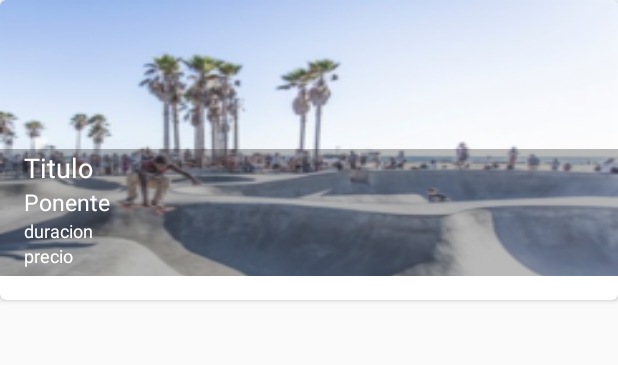
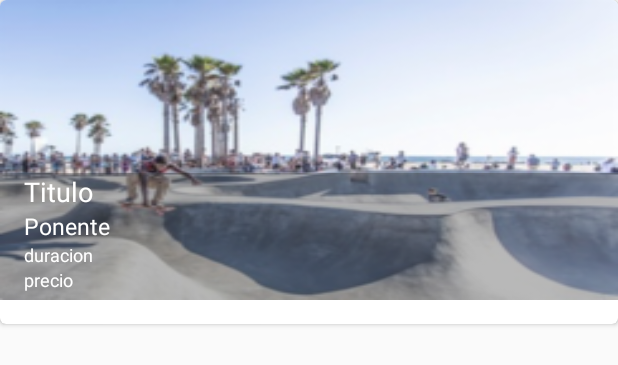
Before and after one commit to angelotapullima/conecit2018, an Android app: the layout cardview_talleres.xml on its own in the app's theme, with its tools: preview values and no code run, on a phone screen of 412 x 824 dp. Shown: the top 365 px of the screen. Run offline under Robolectric (Android 15) with nearby library versions, the phone set to English and light mode, and no system bars.

```diff
--- a/app/src/main/AndroidManifest.xml
+++ b/app/src/main/AndroidManifest.xml
@@ -39,11 +39,7 @@
         <activity
             android:name=".MainActivity"
             android:label="@string/conecit">
-            <intent-filter>
-                <action android:name="android.intent.action.MAIN" />
 
-                <category android:name="android.intent.category.LAUNCHER" />
-            </intent-filter>
 
         </activity>
         <activity android:name=".Details.DetailsConcursos" />
--- a/app/src/main/java/com/conecit/angelo/conecit2018/Splash.java
+++ b/app/src/main/java/com/conecit/angelo/conecit2018/Splash.java
@@ -36,7 +36,7 @@ public class Splash extends AppCompatActivity {
             Thread timer = new Thread(){
                 public void run (){
                     try{
-                        sleep(4000);
+                        sleep(3000);
                     }catch (InterruptedException e){
                         e.printStackTrace();
                     }
--- a/app/src/main/res/layout/cardview_talleres.xml
+++ b/app/src/main/res/layout/cardview_talleres.xml
@@ -2,10 +2,12 @@
 <android.support.v7.widget.CardView
     xmlns:android="http://schemas.android.com/apk/res/android"
     android:layout_width="match_parent"
-    android:layout_height="@dimen/height_cardview"
+    android:layout_height="wrap_content"
+    android:elevation="10dp"
     xmlns:cardview="http://schemas.android.com/apk/res-auto"
     android:id="@+id/contenidoCard"
     cardview:cardCornerRadius="@dimen/cornersradius_cardview">
+
     <FrameLayout
         android:layout_width="match_parent"
         android:layout_height="match_parent"
@@ -64,4 +66,5 @@
         </LinearLayout>
     </FrameLayout>
 
+
 </android.support.v7.widget.CardView>
```
Lines whose indentation alone changed are shown as unchanged.
